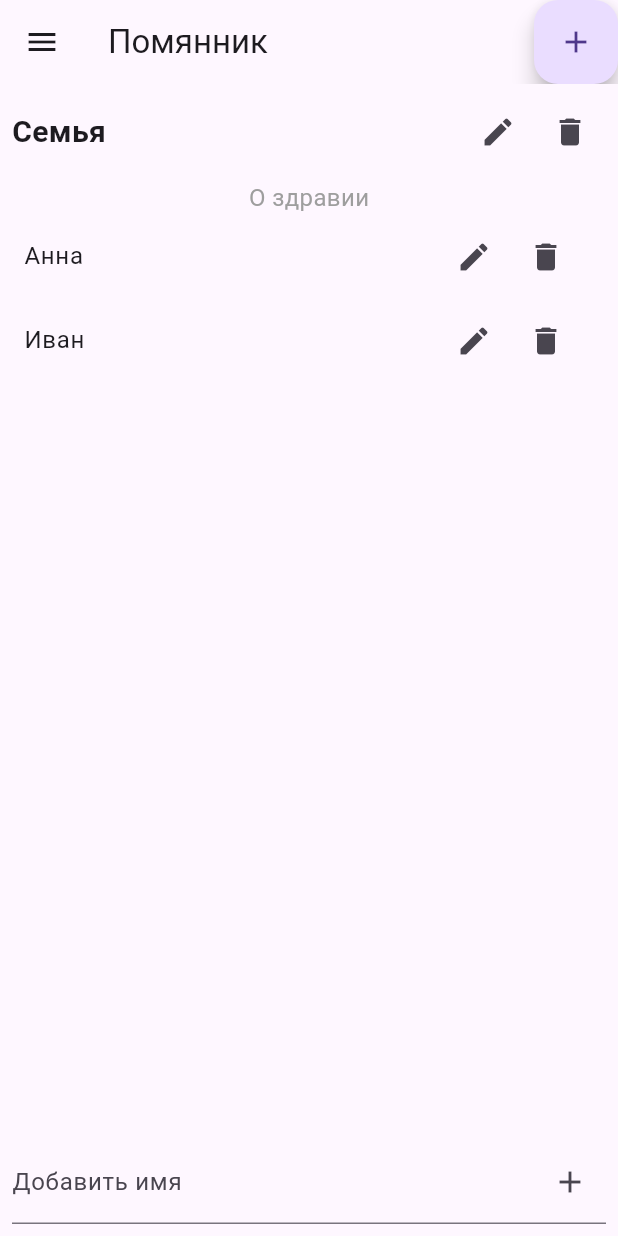
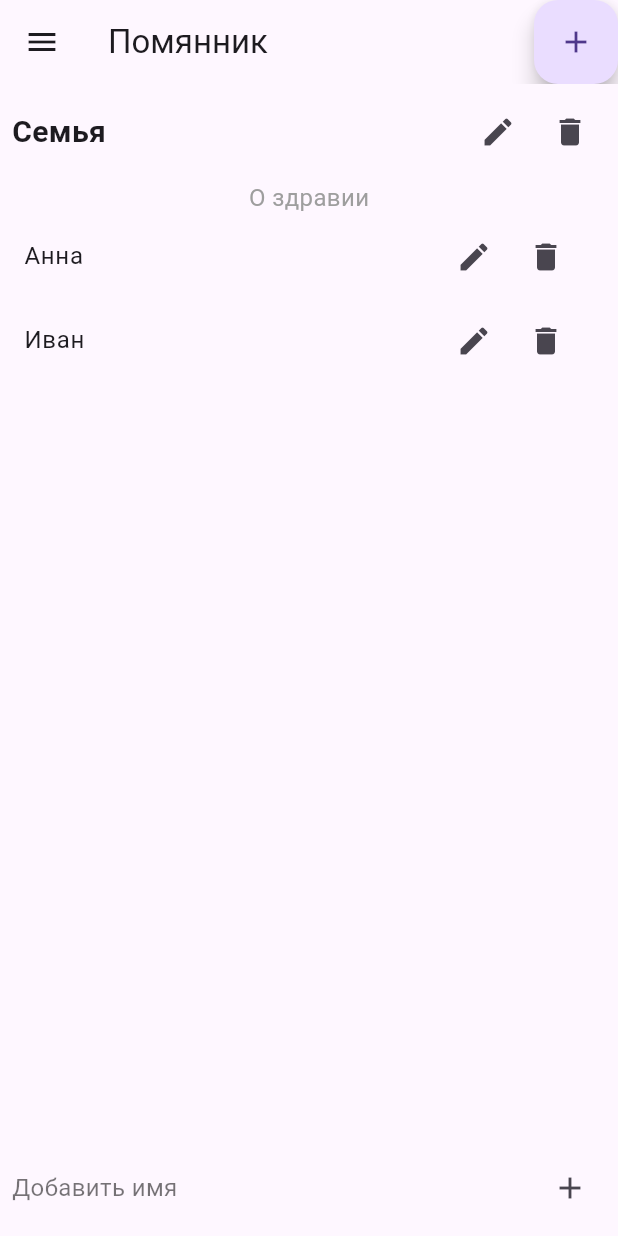
Before and after one commit to Regellion/memorial-app, a Flutter app: the screen it shows after launch, on a phone screen of 412 x 824 dp. Run offline on Flutter 3.47's test engine with Material 3 defaults, Android fonts, the phone set to English and light mode, and no system bars.

Commit message:
Issue-4 Изменен виджет TestField для добавления имени на виджет Text

```diff
--- a/lib/main.dart
+++ b/lib/main.dart
@@ -303,18 +303,24 @@ class NameListPage extends StatelessWidget {
             },
           ),
         ),
+        //добавляем виджет Text
         Padding(
           padding: const EdgeInsets.all(8.0),
-          child: TextField(
-            decoration: InputDecoration(
-              labelText: 'Добавить имя',
-              suffixIcon: IconButton(
+          child: Row(
+            children: [
+              Expanded(
+                child: Text(
+                  'Добавить имя', // Это строка будет отображаться постоянно
+                  style: TextStyle(fontSize: 16, color: Colors.black54),
+                ),
+              ),
+              IconButton(
                 icon: Icon(Icons.add),
                 onPressed: () {
-                  _showAddNameDialog(context);
+                  _showAddNameDialog(context); // Показать диалог для добавления имени
                 },
               ),
-            ),
+            ],
           ),
         ),
       ],
@@ -430,6 +436,7 @@ class NameListPage extends StatelessWidget {
   }
 }
 
+
 // Страница новостей
 class NewsPage extends StatelessWidget {
   @override
```
